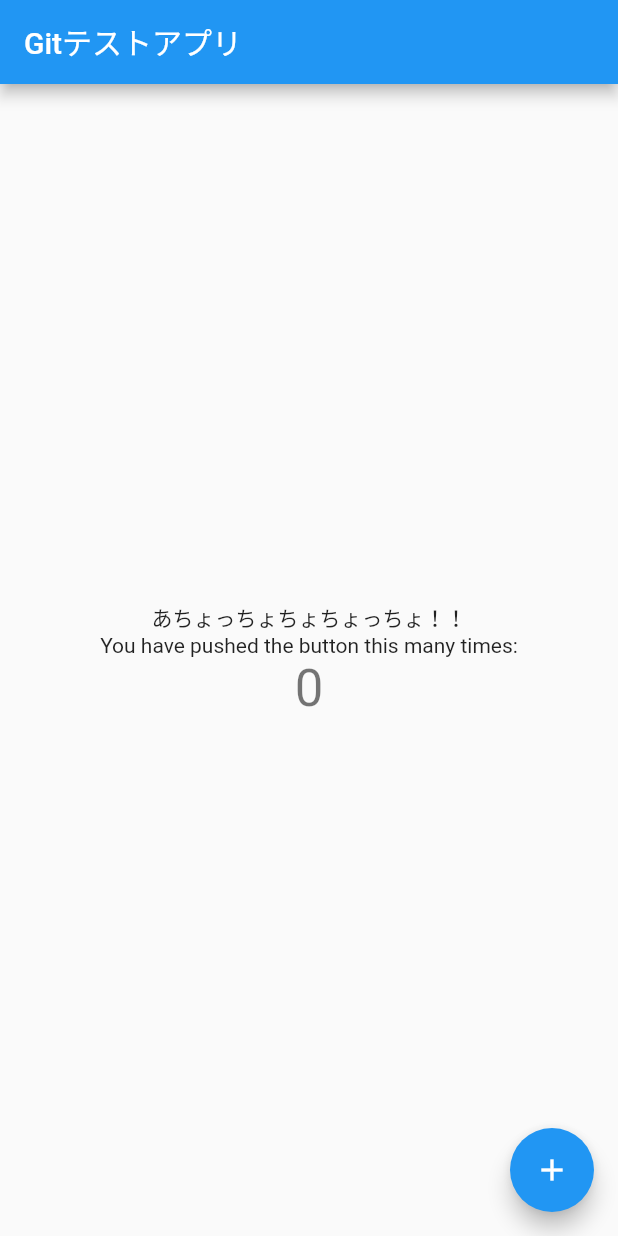
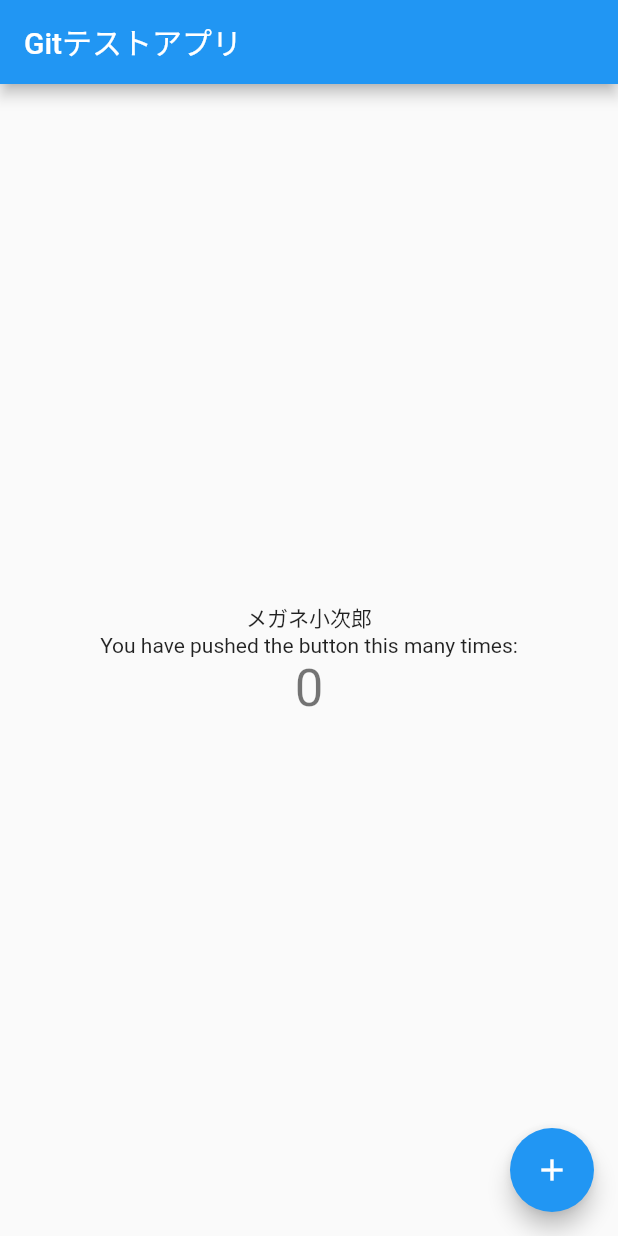
Before and after one commit to ATUSHIKADOWAKI/git_test, a Flutter app: the screen it shows after launch, on a phone screen of 412 x 824 dp. Run offline on Flutter 3.47's test engine with Material 2 defaults, Android fonts, the phone set to English and light mode, and no system bars.

Commit message:
メガネ小次郎

```diff
--- a/lib/main.dart
+++ b/lib/main.dart
@@ -95,7 +95,7 @@ class _MyHomePageState extends State<MyHomePage> {
           // horizontal).
           mainAxisAlignment: MainAxisAlignment.center,
           children: <Widget>[
-            Text('あちょっちょちょちょっちょ！！'),
+            Text('メガネ小次郎'),
             const Text(
               'You have pushed the button this many times:',
             ),
```
